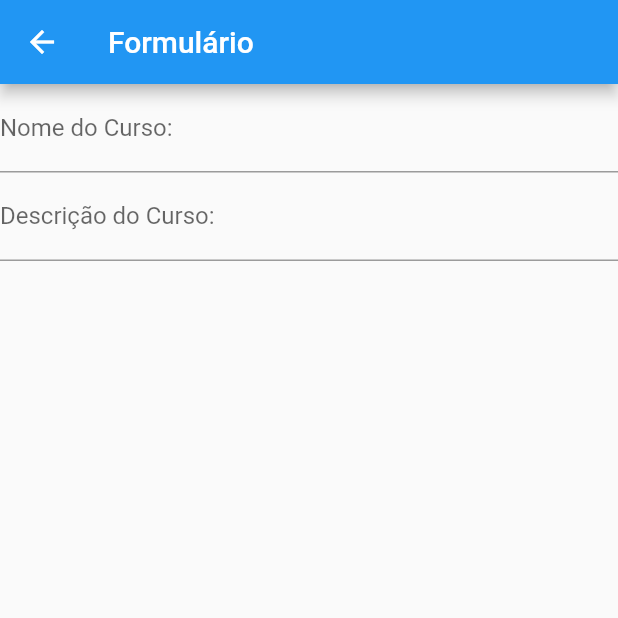
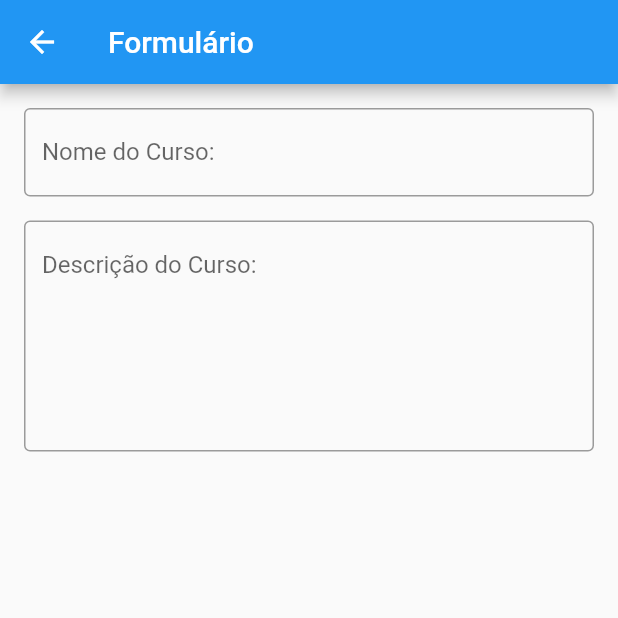
Before and after one commit to alvarobcprado/flutter-dio-courses, a Flutter app: the CoursesView screen opened by its route, on a phone screen of 412 x 824 dp, the top half of it. Run offline on Flutter 3.47's test engine with Material 2 defaults, Android fonts, the phone set to English and light mode, and no system bars; our stand-ins replace get.

Commit message:
feat: changed course form fields

```diff
--- a/lib/app/views/courses_view/widgets/course_form_widget.dart
+++ b/lib/app/views/courses_view/widgets/course_form_widget.dart
@@ -14,20 +14,30 @@ class _CourseFormWidgetState extends State<CourseFormWidget> {
   Widget build(BuildContext context) {
     return Form(
       key: _formKey,
+      child: Padding(
+        padding: const EdgeInsets.all(16.0),
         child: Column(
           children: [
             TextFormField(
               decoration: InputDecoration(
                 labelText: "Nome do Curso:",
+                border: OutlineInputBorder(),
               ),
             ),
+            SizedBox(height: 16),
             TextFormField(
+              keyboardType: TextInputType.multiline,
+              minLines: 6,
+              maxLines: null,
               decoration: InputDecoration(
+                alignLabelWithHint: true,
                 labelText: "Descrição do Curso:",
+                border: OutlineInputBorder(),
               ),
             ),
           ],
         ),
+      ),
     );
   }
 }
```
Lines whose indentation alone changed are shown as unchanged.
